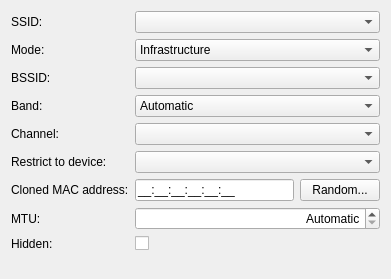
Qt form lib/editor/ui/wificonnectionwidget.ui (KDE/plasma-nm) before a commit.
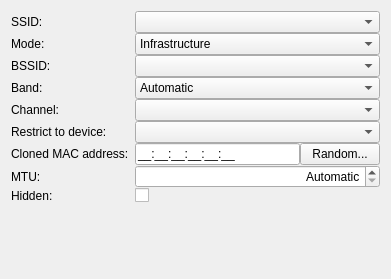
The same form after that commit. Custom widgets are drawn as their Qt base class.

Commit message:
Add verticalSpacing property to QFormLayouts
This makes them not crash on instantiation, otherwise hitting an ASSERT
deep in Qt. (Which should be fixed, nevertheless.)

```diff
--- a/lib/editor/ui/wificonnectionwidget.ui
+++ b/lib/editor/ui/wificonnectionwidget.ui
@@ -11,6 +11,9 @@
    </rect>
   </property>
   <layout class="QFormLayout" name="formLayout">
+    <property name="verticalSpacing">
+      <number>0</number>
+    </property>
    <item row="0" column="0">
     <widget class="QLabel" name="SSIDLabel">
      <property name="text">
```
Lines whose indentation alone changed are shown as unchanged. The commit also changes 12 other files.
